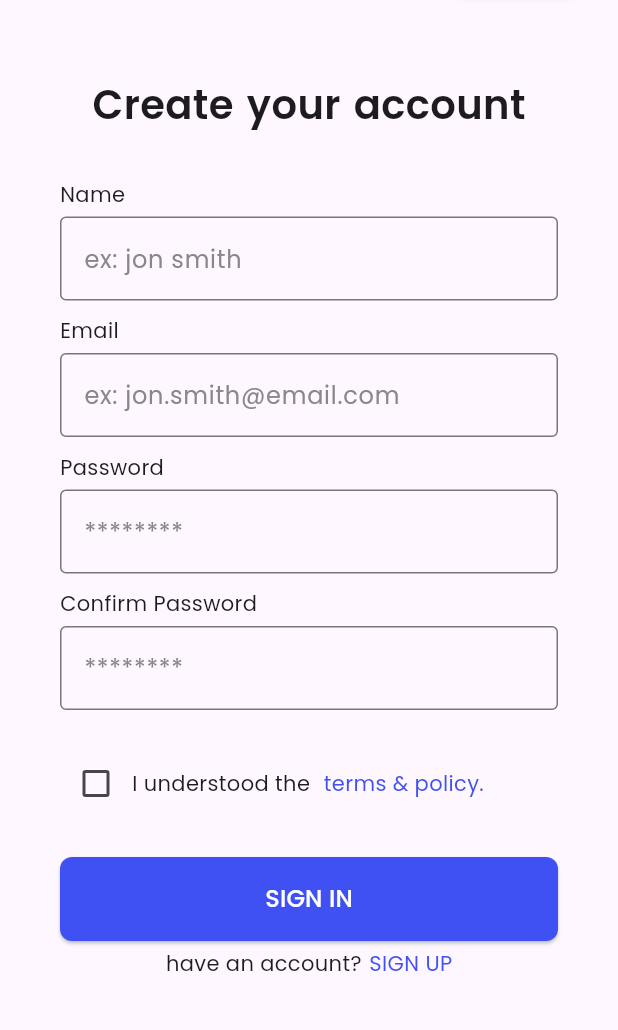
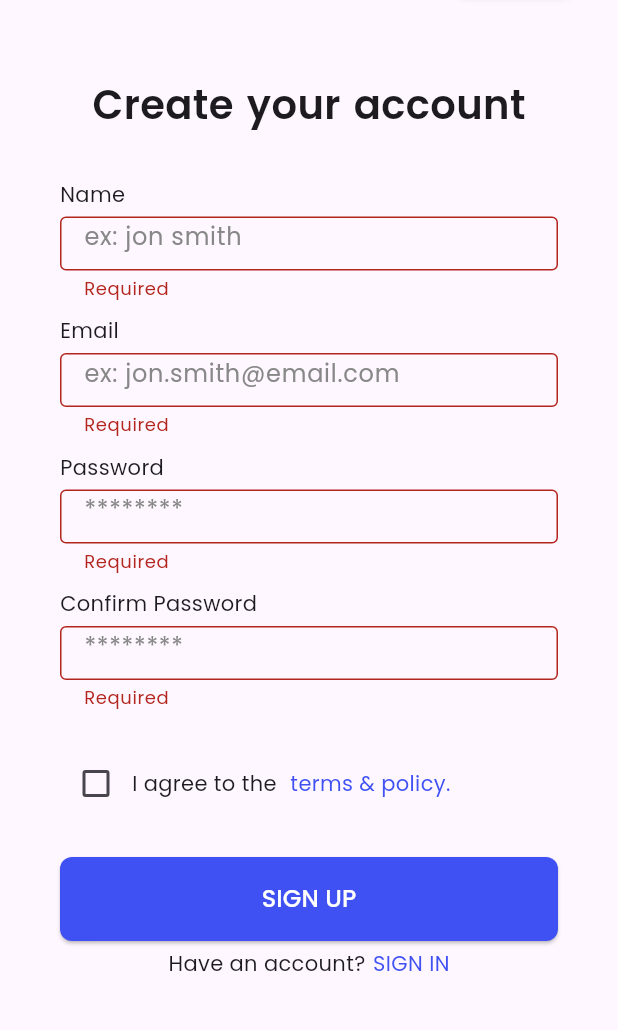
Before and after one commit to mamine27/2025-project-phase-mobile-tasks-, a Flutter app: the SignUp screen opened by its route, after a tap on "SIGN UP", on a phone screen of 412 x 824 dp, the part 115-1145 px from its top. Run offline on Flutter 3.47's test engine with Material 3 defaults, Android fonts, the phone set to English and light mode, and no system bars; our stand-ins replace dartz, equatable, get_it, google_fonts, internet_connection_checker, shared_preferences; accounts and stored records are empty.

Commit message:
feat: Update sign-up functionality to include name field and improve form validation

```diff
--- a/on-boarding/e_comerce_app_ui/lib/core/network/api_client.dart
+++ b/on-boarding/e_comerce_app_ui/lib/core/network/api_client.dart
@@ -3,7 +3,7 @@ import 'package:http/http.dart' as http;
 
 class ApiClient {
   final String baseUrl =
-      'https://g5-flutter-learning-path-be.onrender.com/api/v2/';
+      'https://g5-flutter-learning-path-be-tvum.onrender.com/api/v2';
   final Map<String, String> defaultHeaders;
 
   ApiClient({this.defaultHeaders = const {}});
--- a/on-boarding/e_comerce_app_ui/lib/features/auth/data/datasources/auth_remote_datasource.dart
+++ b/on-boarding/e_comerce_app_ui/lib/features/auth/data/datasources/auth_remote_datasource.dart
@@ -6,7 +6,11 @@ import '../../domain/entities/user.dart';
 abstract class AuthRemoteDataSource {
   Future<Either<Failure, void>> signIn(String email, String password);
   Future<Either<Failure, void>> signOut();
-  Future<Either<Failure, void>> signUp(String email, String password);
+  Future<Either<Failure, void>> signUp(
+    String email,
+    String password,
+    String name,
+  );
   Future<Either<Failure, User>> getCurrentUser();
   Future<Either<Failure, bool>> isSignedIn();
 }
--- a/on-boarding/e_comerce_app_ui/lib/features/auth/domain/repositories/auth_repository.dart
+++ b/on-boarding/e_comerce_app_ui/lib/features/auth/domain/repositories/auth_repository.dart
@@ -6,6 +6,10 @@ import '../entities/user.dart';
 abstract class AuthRepository {
   Future<Either<Failure, void>> signIn(String email, String password);
   Future<Either<Failure, void>> signOut();
-  Future<Either<Failure, void>> signUp(String email, String password);
+  Future<Either<Failure, void>> signUp(
+    String email,
+    String password,
+    String name,
+  );
   Future<Either<Failure, User>> getCurrentUser();
 }
--- a/on-boarding/e_comerce_app_ui/lib/features/auth/presentations/pages/Sign_up.dart
+++ b/on-boarding/e_comerce_app_ui/lib/features/auth/presentations/pages/Sign_up.dart
@@ -1,8 +1,12 @@
 import 'package:flutter/material.dart';
+import 'package:get_it/get_it.dart';
 import 'package:google_fonts/google_fonts.dart';
 
+import '../../../../injection_container.dart';
+import '../../data/datasources/auth_remote_datasource_impl.dart';
+
 class SignUp extends StatefulWidget {
-  static const routName = '/singup';
+  static const routeName = '/signup';
   const SignUp({super.key});
 
   @override
@@ -10,15 +14,72 @@ class SignUp extends StatefulWidget {
 }
 
 class _SignUpState extends State<SignUp> {
+  final _formKey = GlobalKey<FormState>();
+  final TextEditingController _nameController = TextEditingController();
+  final TextEditingController _emailController = TextEditingController();
+  final TextEditingController _passwordController = TextEditingController();
+  final TextEditingController _confirmPasswordController =
+      TextEditingController();
   bool isChecked = false;
+
+  @override
+  void dispose() {
+    _passwordController.dispose();
+    _confirmPasswordController.dispose();
+    _nameController.dispose();
+    _emailController.dispose();
+    super.dispose();
+  }
+
+  Future<void> _submit() async {
+    if (_formKey.currentState!.validate()) {
+      if (!isChecked) {
+        ScaffoldMessenger.of(context).showSnackBar(
+          const SnackBar(content: Text('You must agree to the terms & policy')),
+        );
+        return;
+      }
+      // All validations passed, proceed with sign up logic
+      final authremote = sl<AuthRemoteDataSourceImpl>();
+      ScaffoldMessenger.of(
+        context,
+      ).showSnackBar(const SnackBar(content: Text('Signing up...')));
+      final result = await authremote.signUp(
+        _emailController.text.trim(),
+        _passwordController.text.trim(),
+        _nameController.text.trim(),
+      );
+
+      result.fold(
+        (failure) {
+          // Show failure message
+          print("shit");
+          ScaffoldMessenger.of(
+            context,
+          ).showSnackBar(SnackBar(content: Text(failure.message)));
+        },
+        (_) {
+          // Show success and navigate
+          print("w");
+          ScaffoldMessenger.of(
+            context,
+          ).showSnackBar(const SnackBar(content: Text('Sign up successful!')));
+          Navigator.pushReplacementNamed(context, '/signin');
+        },
+      );
+    }
+  }
+
   @override
   Widget build(BuildContext context) {
     return Scaffold(
       body: SingleChildScrollView(
+        child: Form(
+          key: _formKey,
           child: Column(
             children: [
               Padding(
-              padding: const EdgeInsetsGeometry.symmetric(
+                padding: const EdgeInsets.symmetric(
                   vertical: 30,
                   horizontal: 30,
                 ),
@@ -68,10 +129,9 @@ class _SignUpState extends State<SignUp> {
                   ),
                 ),
               ),
-
               const SizedBox(height: 20),
               Padding(
-              padding: const EdgeInsetsGeometry.symmetric(horizontal: 40),
+                padding: const EdgeInsets.symmetric(horizontal: 40),
                 child: Column(
                   children: [
                     const SizedBox(height: 10),
@@ -84,6 +144,7 @@ class _SignUpState extends State<SignUp> {
                       height: 56,
                       width: double.infinity,
                       child: TextFormField(
+                        controller: _nameController,
                         decoration: const InputDecoration(
                           hintText: 'ex: jon smith',
                           hintStyle: TextStyle(color: Color(0xff888888)),
@@ -103,13 +164,19 @@ class _SignUpState extends State<SignUp> {
                       height: 56,
                       width: double.infinity,
                       child: TextFormField(
+                        controller: _emailController,
+                        keyboardType: TextInputType.emailAddress,
                         decoration: const InputDecoration(
                           hintText: 'ex: jon.smith@email.com',
                           hintStyle: TextStyle(color: Color(0xff888888)),
                           border: OutlineInputBorder(),
                         ),
-                      validator: (v) =>
-                          (v == null || v.isEmpty) ? 'Required' : null,
+                        validator: (v) {
+                          if (v == null || v.isEmpty) return 'Required';
+                          final emailRegex = RegExp(r'^[^@]+@[^@]+\.[^@]+');
+                          if (!emailRegex.hasMatch(v)) return 'Invalid email';
+                          return null;
+                        },
                       ),
                     ),
                     const SizedBox(height: 10),
@@ -122,26 +189,7 @@ class _SignUpState extends State<SignUp> {
                       height: 56,
                       width: double.infinity,
                       child: TextFormField(
-                      decoration: const InputDecoration(
-                        hintText: '********',
-                        hintStyle: TextStyle(color: Color(0xff888888)),
-                        border: OutlineInputBorder(),
-                      ),
-                      obscureText: true,
-                      validator: (v) =>
-                          (v == null || v.isEmpty) ? 'Required' : null,
-                    ),
-                  ),
-                  const SizedBox(height: 10),
-                  const Align(
-                    alignment: Alignment.centerLeft,
-                    child: Text('Confirm Password', textAlign: TextAlign.left),
-                  ),
-                  const SizedBox(height: 5),
-                  SizedBox(
-                    height: 56,
-                    width: double.infinity,
-                    child: TextFormField(
+                        controller: _passwordController,
                         obscureText: true,
                         decoration: const InputDecoration(
                           hintText: '********',
@@ -152,25 +200,55 @@ class _SignUpState extends State<SignUp> {
                             (v == null || v.isEmpty) ? 'Required' : null,
                       ),
                     ),
+                    const SizedBox(height: 10),
+                    const Align(
+                      alignment: Alignment.centerLeft,
+                      child: Text(
+                        'Confirm Password',
+                        textAlign: TextAlign.left,
+                      ),
+                    ),
+                    const SizedBox(height: 5),
+                    SizedBox(
+                      height: 56,
+                      width: double.infinity,
+                      child: TextFormField(
+                        controller: _confirmPasswordController,
+                        obscureText: true,
+                        decoration: const InputDecoration(
+                          hintText: '********',
+                          hintStyle: TextStyle(color: Color(0xff888888)),
+                          border: OutlineInputBorder(),
+                        ),
+                        validator: (v) {
+                          if (v == null || v.isEmpty) return 'Required';
+                          if (v != _passwordController.text)
+                            return 'Passwords do not match';
+                          return null;
+                        },
+                      ),
+                    ),
                     const SizedBox(height: 25),
                     Align(
                       alignment: Alignment.centerLeft,
                       child: Row(
                         children: [
                           Checkbox(
-                          value:
-                              isChecked, // Bind the checkbox to the boolean variable
+                            value: isChecked,
                             onChanged: (bool? newValue) {
                               setState(() {
-                              isChecked = newValue ?? false; // Update the state
+                                isChecked = newValue ?? false;
                               });
                             },
                           ),
-                        const Text('I understood the '),
+                          const Text('I agree to the '),
                           const SizedBox(width: 5),
                           GestureDetector(
                             onTap: () {
-                            Navigator.pushNamed(context, '/signup');
+                              Navigator.pushNamed(
+                                context,
+                                '/terms',
+                              ); // Change to your terms page route
                             },
                             child: const Text(
                               'terms & policy.',
@@ -185,7 +263,7 @@ class _SignUpState extends State<SignUp> {
                       width: double.infinity,
                       height: 56,
                       child: ElevatedButton(
-                      onPressed: () {},
+                        onPressed: () => _submit(),
                         style: ElevatedButton.styleFrom(
                           shape: RoundedRectangleBorder(
                             borderRadius: BorderRadius.circular(8),
@@ -193,10 +271,10 @@ class _SignUpState extends State<SignUp> {
                           backgroundColor: const Color(0xFF3F51F3),
                         ),
                         child: Text(
-                        'SIGN IN',
+                          'SIGN UP',
                           style: GoogleFonts.poppins(
                             fontSize: 16,
-                          color: const Color.fromARGB(255, 255, 255, 255),
+                            color: Colors.white,
                           ),
                         ),
                       ),
@@ -204,33 +282,34 @@ class _SignUpState extends State<SignUp> {
                     const SizedBox(height: 5),
                     Align(
                       alignment: Alignment.center,
-                    child: SizedBox(
-                      child: Center(
                       child: Row(
                         mainAxisAlignment: MainAxisAlignment.center,
                         children: [
-                            const Text('have an account?'),
+                          const Text('Have an account?'),
                           const SizedBox(width: 5),
                           GestureDetector(
                             onTap: () {
-                                Navigator.pushNamed(context, '/signup');
+                              Navigator.pushNamed(
+                                context,
+                                '/signin',
+                              ); // Your sign-in route
                             },
                             child: const Text(
-                                'SIGN UP',
+                              'SIGN IN',
                               style: TextStyle(color: Color(0xff3F51F3)),
                             ),
                           ),
                         ],
                       ),
                     ),
-                    ),
-                  ),
+                    const SizedBox(height: 20),
                   ],
                 ),
               ),
             ],
           ),
         ),
+      ),
     );
   }
 }
--- /dev/null
+++ b/on-boarding/e_comerce_app_ui/lib/injection_container.dart
@@ -0,0 +1,11 @@
+import 'package:get_it/get_it.dart';
+import 'features/auth/data/datasources/auth_remote_datasource_impl.dart';
+
+final sl = GetIt.instance; // sl = service locator
+
+void setupLocator(authclient, authlocal) {
+  // Register your dependencies
+  sl.registerLazySingleton<AuthRemoteDataSourceImpl>(
+    () => AuthRemoteDataSourceImpl(authclient, authlocal),
+  );
+}
--- a/on-boarding/e_comerce_app_ui/pubspec.yaml
+++ b/on-boarding/e_comerce_app_ui/pubspec.yaml
@@ -42,6 +42,7 @@ dependencies:
   bloc: ^9.0.0
   build_runner: ^2.4.6
   test: ^1.24.9
+  get_it: ^7.6.0
 
   http: any
 dev_dependencies:
```
Also changed, not shown: on-boarding/e_comerce_app_ui/lib/features/auth/data/datasources/auth_remote_datasource_impl.dart (+7 -2 lines), on-boarding/e_comerce_app_ui/lib/features/auth/data/repositories/auth_repository_impl.dart (+6 -2 lines), on-boarding/e_comerce_app_ui/lib/features/auth/domain/usecases/sign_up.dart (+6 -2 lines), on-boarding/e_comerce_app_ui/lib/main.dart (+4 -3 lines), on-boarding/e_comerce_app_ui/pubspec.lock. Lines whose indentation alone changed are shown as unchanged.
